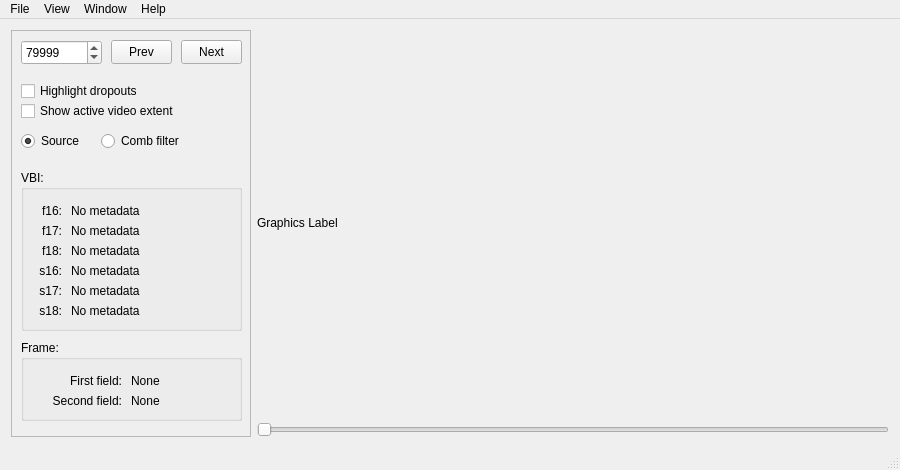
This is tools/ld-analyse/mainwindow.ui in happycube/ld-decode as Qt 5 draws it before an edit. The edited form follows.
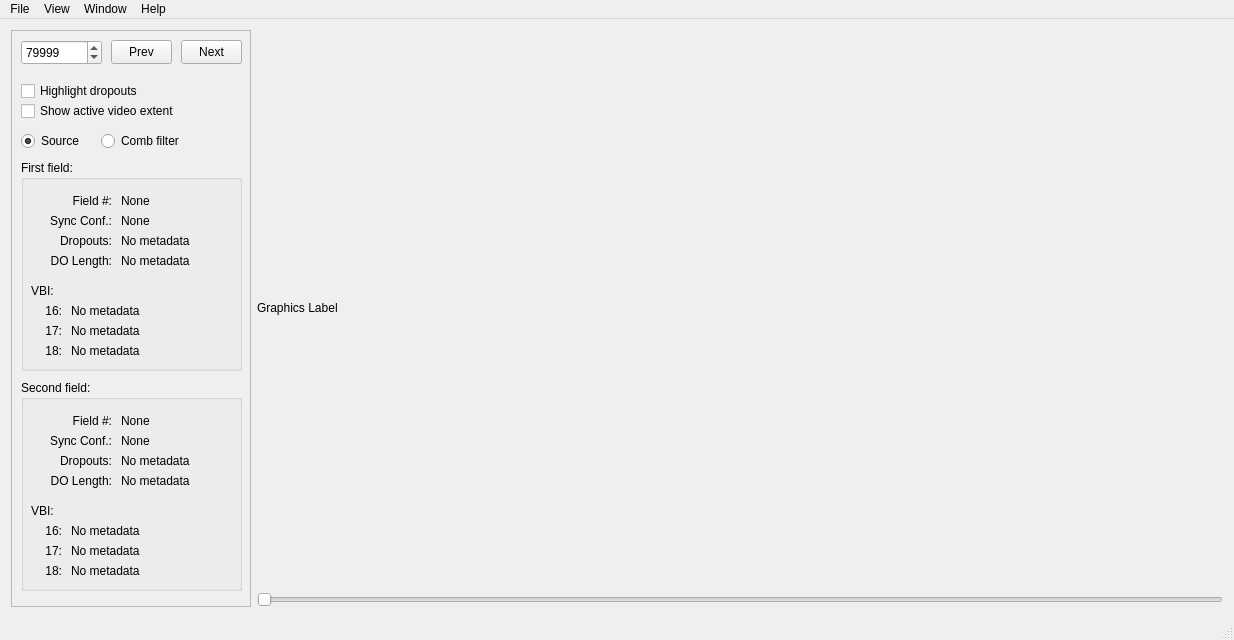
This is the edited form. Icons and pictures are not drawn. Custom widgets are drawn as their Qt base class.

What changed in the file:
```diff
--- a/tools/ld-analyse/mainwindow.ui
+++ b/tools/ld-analyse/mainwindow.ui
@@ -6,8 +6,8 @@
    <rect>
     <x>0</x>
     <y>0</y>
-    <width>900</width>
-    <height>470</height>
+    <width>1234</width>
+    <height>640</height>
    </rect>
   </property>
   <property name="sizePolicy">
@@ -19,7 +19,7 @@
   <property name="minimumSize">
    <size>
     <width>900</width>
-    <height>470</height>
+    <height>640</height>
    </size>
   </property>
   <property name="windowTitle">
@@ -132,25 +132,118 @@
        <property name="geometry">
         <rect>
          <x>10</x>
-         <y>140</y>
+         <y>130</y>
          <width>221</width>
-         <height>161</height>
+         <height>211</height>
         </rect>
        </property>
        <property name="title">
-        <string>VBI:</string>
+        <string>First field:</string>
        </property>
+       <widget class="QLabel" name="label_7">
+        <property name="geometry">
+         <rect>
+          <x>10</x>
+          <y>30</y>
+          <width>81</width>
+          <height>21</height>
+         </rect>
+        </property>
+        <property name="text">
+         <string>Field #:</string>
+        </property>
+        <property name="alignment">
+         <set>Qt::AlignRight|Qt::AlignTrailing|Qt::AlignVCenter</set>
+        </property>
+       </widget>
+       <widget class="QLabel" name="firstFieldLabel">
+        <property name="geometry">
+         <rect>
+          <x>100</x>
+          <y>30</y>
+          <width>111</width>
+          <height>21</height>
+         </rect>
+        </property>
+        <property name="text">
+         <string>None</string>
+        </property>
+       </widget>
+       <widget class="QLabel" name="label_9">
+        <property name="geometry">
+         <rect>
+          <x>10</x>
+          <y>50</y>
+          <width>81</width>
+          <height>21</height>
+         </rect>
+        </property>
+        <property name="text">
+         <string>Sync Conf.:</string>
+        </property>
+        <property name="alignment">
+         <set>Qt::AlignRight|Qt::AlignTrailing|Qt::AlignVCenter</set>
+        </property>
+       </widget>
+       <widget class="QLabel" name="label_10">
+        <property name="geometry">
+         <rect>
+          <x>10</x>
+          <y>70</y>
+          <width>81</width>
+          <height>21</height>
+         </rect>
+        </property>
+        <property name="text">
+         <string>Dropouts:</string>
+        </property>
+        <property name="alignment">
+         <set>Qt::AlignRight|Qt::AlignTrailing|Qt::AlignVCenter</set>
+        </property>
+       </widget>
+       <widget class="QLabel" name="label_11">
+        <property name="geometry">
+         <rect>
+          <x>10</x>
+          <y>90</y>
+          <width>81</width>
+          <height>21</height>
+         </rect>
+        </property>
+        <property name="text">
+         <string>DO Length:</string>
+        </property>
+        <property name="alignment">
+         <set>Qt::AlignRight|Qt::AlignTrailing|Qt::AlignVCenter</set>
+        </property>
+       </widget>
+       <widget class="QLabel" name="label_15">
+        <property name="geometry">
+         <rect>
+          <x>10</x>
+          <y>120</y>
+          <width>51</width>
+          <height>21</height>
+         </rect>
+        </property>
+        <property name="text">
+         <string>VBI:</string>
+        </property>
+        <property name="alignment">
+         <set>Qt::AlignLeading|Qt::AlignLeft|Qt::AlignVCenter</set>
+        </property>
+       </widget>
        <widget class="QLabel" name="label">
         <property name="geometry">
          <rect>
           <x>10</x>
-          <y>30</y>
+          <y>140</y>
           <width>31</width>
           <height>21</height>
          </rect>
         </property>
         <property name="text">
-         <string>f16:</string>
+         <string>16:</string>
         </property>
         <property name="alignment">
          <set>Qt::AlignRight|Qt::AlignTrailing|Qt::AlignVCenter</set>
@@ -160,13 +253,13 @@
         <property name="geometry">
          <rect>
           <x>10</x>
-          <y>50</y>
+          <y>160</y>
           <width>31</width>
           <height>21</height>
          </rect>
         </property>
         <property name="text">
-         <string>f17:</string>
+         <string>17:</string>
         </property>
         <property name="alignment">
          <set>Qt::AlignRight|Qt::AlignTrailing|Qt::AlignVCenter</set>
@@ -176,13 +269,13 @@
         <property name="geometry">
          <rect>
           <x>10</x>
-          <y>70</y>
+          <y>180</y>
           <width>31</width>
           <height>21</height>
          </rect>
         </property>
         <property name="text">
-         <string>f18:</string>
+         <string>18:</string>
         </property>
         <property name="alignment">
          <set>Qt::AlignRight|Qt::AlignTrailing|Qt::AlignVCenter</set>
@@ -192,7 +285,7 @@
         <property name="geometry">
          <rect>
           <x>50</x>
-          <y>30</y>
+          <y>140</y>
           <width>161</width>
           <height>21</height>
          </rect>
@@ -205,7 +298,7 @@
         <property name="geometry">
          <rect>
           <x>50</x>
-          <y>50</y>
+          <y>160</y>
           <width>161</width>
           <height>21</height>
          </rect>
@@ -218,8 +311,34 @@
         <property name="geometry">
          <rect>
           <x>50</x>
+          <y>180</y>
+          <width>161</width>
+          <height>21</height>
+         </rect>
+        </property>
+        <property name="text">
+         <string>No metadata</string>
+        </property>
+       </widget>
+       <widget class="QLabel" name="firstFieldSyncConfLabel">
+        <property name="geometry">
+         <rect>
+          <x>100</x>
+          <y>50</y>
+          <width>111</width>
+          <height>21</height>
+         </rect>
+        </property>
+        <property name="text">
+         <string>None</string>
+        </property>
+       </widget>
+       <widget class="QLabel" name="firstFieldDropoutsLabel">
+        <property name="geometry">
+         <rect>
+          <x>100</x>
           <y>70</y>
-          <width>161</width>
+          <width>111</width>
           <height>21</height>
          </rect>
         </property>
@@ -227,162 +346,17 @@
          <string>No metadata</string>
         </property>
        </widget>
-       <widget class="QLabel" name="label_4">
+       <widget class="QLabel" name="firstFieldDoLengthLabel">
         <property name="geometry">
          <rect>
-          <x>10</x>
+          <x>100</x>
           <y>90</y>
-          <width>31</width>
+          <width>111</width>
           <height>21</height>
          </rect>
         </property>
         <property name="text">
-         <string>s16:</string>
-        </property>
-        <property name="alignment">
-         <set>Qt::AlignRight|Qt::AlignTrailing|Qt::AlignVCenter</set>
-        </property>
-       </widget>
-       <widget class="QLabel" name="label_5">
-        <property name="geometry">
-         <rect>
-          <x>10</x>
-          <y>110</y>
-          <width>31</width>
-          <height>21</height>
-         </rect>
-        </property>
-        <property name="text">
-         <string>s17:</string>
-        </property>
-        <property name="alignment">
-         <set>Qt::AlignRight|Qt::AlignTrailing|Qt::AlignVCenter</set>
-        </property>
-       </widget>
-       <widget class="QLabel" name="label_6">
-        <property name="geometry">
-         <rect>
-          <x>10</x>
-          <y>130</y>
-          <width>31</width>
-          <height>21</height>
-         </rect>
-        </property>
-        <property name="text">
-         <string>s18:</string>
-        </property>
-        <property name="alignment">
-         <set>Qt::AlignRight|Qt::AlignTrailing|Qt::AlignVCenter</set>
-        </property>
-       </widget>
-       <widget class="QLabel" name="odd0VbiLabel">
-        <property name="geometry">
-         <rect>
-          <x>50</x>
-          <y>90</y>
-          <width>161</width>
-          <height>21</height>
-         </rect>
-        </property>
-        <property name="text">
          <string>No metadata</string>
-        </property>
-       </widget>
-       <widget class="QLabel" name="odd1VbiLabel">
-        <property name="geometry">
-         <rect>
-          <x>50</x>
-          <y>110</y>
-          <width>161</width>
-          <height>21</height>
-         </rect>
-        </property>
-        <property name="text">
-         <string>No metadata</string>
-        </property>
-       </widget>
-       <widget class="QLabel" name="odd2VbiLabel">
-        <property name="geometry">
-         <rect>
-          <x>50</x>
-          <y>130</y>
-          <width>161</width>
-          <height>21</height>
-         </rect>
-        </property>
-        <property name="text">
-         <string>No metadata</string>
-        </property>
-       </widget>
-      </widget>
-      <widget class="QGroupBox" name="frameGroupBox">
-       <property name="geometry">
-        <rect>
-         <x>10</x>
-         <y>310</y>
-         <width>221</width>
-         <height>81</height>
-        </rect>
-       </property>
-       <property name="title">
-        <string>Frame:</string>
-       </property>
-       <widget class="QLabel" name="label_7">
-        <property name="geometry">
-         <rect>
-          <x>10</x>
-          <y>30</y>
-          <width>91</width>
-          <height>21</height>
-         </rect>
-        </property>
-        <property name="text">
-         <string>First field:</string>
-        </property>
-        <property name="alignment">
-         <set>Qt::AlignRight|Qt::AlignTrailing|Qt::AlignVCenter</set>
-        </property>
-       </widget>
-       <widget class="QLabel" name="label_8">
-        <property name="geometry">
-         <rect>
-          <x>10</x>
-          <y>50</y>
-          <width>91</width>
-          <height>21</height>
-         </rect>
-        </property>
-        <property name="text">
-         <string>Second field:</string>
-        </property>
-        <property name="alignment">
-         <set>Qt::AlignRight|Qt::AlignTrailing|Qt::AlignVCenter</set>
-        </property>
-       </widget>
-       <widget class="QLabel" name="firstFieldLabel">
-        <property name="geometry">
-         <rect>
-          <x>110</x>
-          <y>30</y>
-          <width>101</width>
-          <height>21</height>
-         </rect>
-        </property>
-        <property name="text">
-         <string>None</string>
-        </property>
-       </widget>
-       <widget class="QLabel" name="secondFieldLabel">
-        <property name="geometry">
-         <rect>
-          <x>110</x>
-          <y>50</y>
-          <width>101</width>
-          <height>21</height>
-         </rect>
-        </property>
-        <property name="text">
-         <string>None</string>
         </property>
        </widget>
       </widget>
@@ -415,6 +389,238 @@
         <string>Comb filter</string>
        </property>
       </widget>
+      <widget class="QGroupBox" name="secondFieldGroupBox">
+       <property name="geometry">
+        <rect>
+         <x>10</x>
+         <y>350</y>
+         <width>221</width>
+         <height>211</height>
+        </rect>
+       </property>
+       <property name="title">
+        <string>Second field:</string>
+       </property>
+       <widget class="QLabel" name="label_8">
+        <property name="geometry">
+         <rect>
+          <x>10</x>
+          <y>30</y>
+          <width>81</width>
+          <height>21</height>
+         </rect>
+        </property>
+        <property name="text">
+         <string>Field #:</string>
+        </property>
+        <property name="alignment">
+         <set>Qt::AlignRight|Qt::AlignTrailing|Qt::AlignVCenter</set>
+        </property>
+       </widget>
+       <widget class="QLabel" name="secondFieldLabel">
+        <property name="geometry">
+         <rect>
+          <x>100</x>
+          <y>30</y>
+          <width>111</width>
+          <height>21</height>
+         </rect>
+        </property>
+        <property name="text">
+         <string>None</string>
+        </property>
+       </widget>
+       <widget class="QLabel" name="label_12">
+        <property name="geometry">
+         <rect>
+          <x>10</x>
+          <y>50</y>
+          <width>81</width>
+          <height>21</height>
+         </rect>
+        </property>
+        <property name="text">
+         <string>Sync Conf.:</string>
+        </property>
+        <property name="alignment">
+         <set>Qt::AlignRight|Qt::AlignTrailing|Qt::AlignVCenter</set>
+        </property>
+       </widget>
+       <widget class="QLabel" name="label_13">
+        <property name="geometry">
+         <rect>
+          <x>10</x>
+          <y>70</y>
+          <width>81</width>
+          <height>21</height>
+         </rect>
+        </property>
+        <property name="text">
+         <string>Dropouts:</string>
+        </property>
+        <property name="alignment">
+         <set>Qt::AlignRight|Qt::AlignTrailing|Qt::AlignVCenter</set>
+        </property>
+       </widget>
+       <widget class="QLabel" name="label_14">
+        <property name="geometry">
+         <rect>
+          <x>10</x>
+          <y>90</y>
+          <width>81</width>
+          <height>21</height>
+         </rect>
+        </property>
+        <property name="text">
+         <string>DO Length:</string>
+        </property>
+        <property name="alignment">
+         <set>Qt::AlignRight|Qt::AlignTrailing|Qt::AlignVCenter</set>
+        </property>
+       </widget>
+       <widget class="QLabel" name="label_16">
+        <property name="geometry">
+         <rect>
+          <x>10</x>
+          <y>120</y>
+          <width>51</width>
+          <height>21</height>
+         </rect>
+        </property>
+        <property name="text">
+         <string>VBI:</string>
+        </property>
+        <property name="alignment">
+         <set>Qt::AlignLeading|Qt::AlignLeft|Qt::AlignVCenter</set>
+        </property>
+       </widget>
+       <widget class="QLabel" name="label_4">
+        <property name="geometry">
+         <rect>
+          <x>10</x>
+          <y>140</y>
+          <width>31</width>
+          <height>21</height>
+         </rect>
+        </property>
+        <property name="text">
+         <string>16:</string>
+        </property>
+        <property name="alignment">
+         <set>Qt::AlignRight|Qt::AlignTrailing|Qt::AlignVCenter</set>
+        </property>
+       </widget>
+       <widget class="QLabel" name="label_5">
+        <property name="geometry">
+         <rect>
+          <x>10</x>
+          <y>160</y>
+          <width>31</width>
+          <height>21</height>
+         </rect>
+        </property>
+        <property name="text">
+         <string>17:</string>
+        </property>
+        <property name="alignment">
+         <set>Qt::AlignRight|Qt::AlignTrailing|Qt::AlignVCenter</set>
+        </property>
+       </widget>
+       <widget class="QLabel" name="label_6">
+        <property name="geometry">
+         <rect>
+          <x>10</x>
+          <y>180</y>
+          <width>31</width>
+          <height>21</height>
+         </rect>
+        </property>
+        <property name="text">
+         <string>18:</string>
+        </property>
+        <property name="alignment">
+         <set>Qt::AlignRight|Qt::AlignTrailing|Qt::AlignVCenter</set>
+        </property>
+       </widget>
+       <widget class="QLabel" name="odd0VbiLabel">
+        <property name="geometry">
+         <rect>
+          <x>50</x>
+          <y>140</y>
+          <width>161</width>
+          <height>21</height>
+         </rect>
+        </property>
+        <property name="text">
+         <string>No metadata</string>
+        </property>
+       </widget>
+       <widget class="QLabel" name="odd1VbiLabel">
+        <property name="geometry">
+         <rect>
+          <x>50</x>
+          <y>160</y>
+          <width>161</width>
+          <height>21</height>
+         </rect>
+        </property>
+        <property name="text">
+         <string>No metadata</string>
+        </property>
+       </widget>
+       <widget class="QLabel" name="odd2VbiLabel">
+        <property name="geometry">
+         <rect>
+          <x>50</x>
+          <y>180</y>
+          <width>161</width>
+          <height>21</height>
+         </rect>
+        </property>
+        <property name="text">
+         <string>No metadata</string>
+        </property>
+       </widget>
+       <widget class="QLabel" name="secondFieldSyncConfLabel">
+        <property name="geometry">
+         <rect>
+          <x>100</x>
+          <y>50</y>
+          <width>111</width>
+          <height>21</height>
+         </rect>
+        </property>
+        <property name="text">
+         <string>None</string>
+        </property>
+       </widget>
+       <widget class="QLabel" name="secondFieldDropoutsLabel">
+        <property name="geometry">
+         <rect>
+          <x>100</x>
+          <y>70</y>
+          <width>111</width>
+          <height>21</height>
+         </rect>
+        </property>
+        <property name="text">
+         <string>No metadata</string>
+        </property>
+       </widget>
+       <widget class="QLabel" name="secondFieldDoLengthLabel">
+        <property name="geometry">
+         <rect>
+          <x>100</x>
+          <y>90</y>
+          <width>111</width>
+          <height>21</height>
+         </rect>
+        </property>
+        <property name="text">
+         <string>No metadata</string>
+        </property>
+       </widget>
+      </widget>
      </widget>
     </item>
     <item>
@@ -458,7 +664,7 @@
     <rect>
      <x>0</x>
      <y>0</y>
-     <width>900</width>
+     <width>1234</width>
      <height>21</height>
     </rect>
    </property>
```
Left out of the diff: 2 changed lines with no effect on the pictures.
